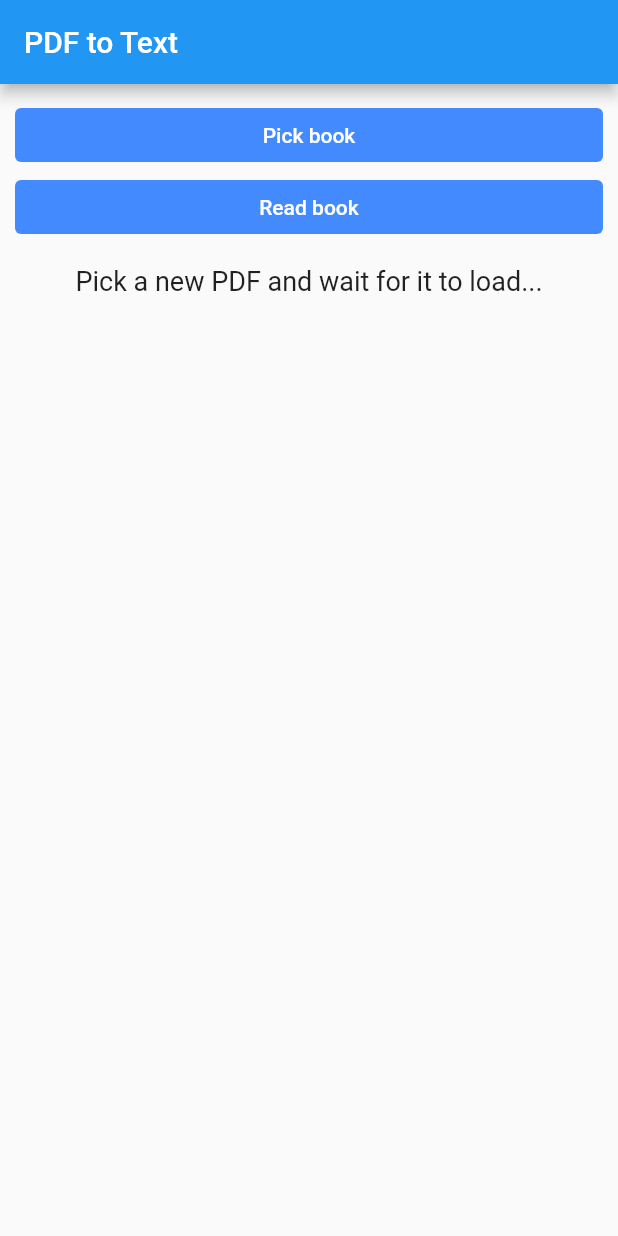
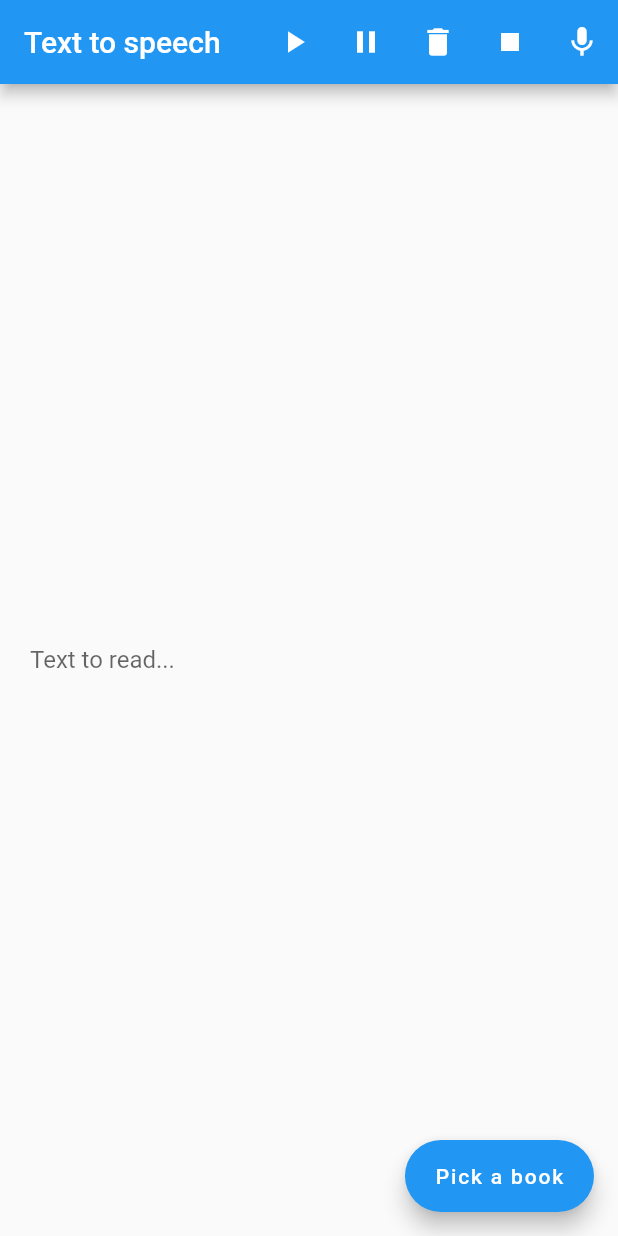
Before and after one commit to Sheriif99/PdftoText, a Flutter app: the screen it shows after launch, on a phone screen of 412 x 824 dp. Run offline on Flutter 3.47's test engine with Material 2 defaults, Android fonts, the phone set to English and light mode, and no system bars; our stand-ins replace file_picker, flutter_tts; missing offline and left inert: pdf_text.

Commit message:
tts plugin added + cleaner code

```diff
--- a/book/lib/main.dart
+++ b/book/lib/main.dart
@@ -1,107 +1,101 @@
-import 'dart:math';
-import 'package:file_picker/file_picker.dart';
 import 'package:flutter/material.dart';
-import 'dart:async';
+import 'package:flutter_tts/flutter_tts.dart';
 import 'package:pdf_text/pdf_text.dart';
+import 'package:book/pick_document.dart';
 
-void main() => runApp(MyApp());
-
-class MyApp extends StatefulWidget {
-  @override
-  _MyAppState createState() => _MyAppState();
+void main() {
+  runApp(MyApp());
 }
 
-class _MyAppState extends State<MyApp> {
-  PDFDoc? _pdfDoc;
-  String _text = "";
-
-  bool _buttonsEnabled = true;
+class MyApp extends StatelessWidget {
+  const MyApp({Key? key}) : super(key: key);
 
   @override
-  void initState() {
-    super.initState();
+  Widget build(BuildContext context) {
+    return const MaterialApp(
+      home: HomePage(),
+    );
+  }
+}
+
+class HomePage extends StatefulWidget {
+  const HomePage({Key? key}) : super(key: key);
+
+  @override
+  State<HomePage> createState() => _HomePageState();
+}
+
+class _HomePageState extends State<HomePage> {
+  TextEditingController controller = TextEditingController();
+
+  FlutterTts flutterTts = FlutterTts();
+
+  void stop() async {
+    await flutterTts.stop();
+  }
+
+  void speak({String? text}) async {
+    await flutterTts.speak(text!);
   }
 
   @override
   Widget build(BuildContext context) {
-    return MaterialApp(
-      home: Scaffold(
+    return Scaffold(
       appBar: AppBar(
-            title: const Text('PDF to Text'),
+        title: const Text("Text to speech"),
+        actions: [
+          IconButton(
+              onPressed: () {
+                stop();
+              },
+              icon: const Icon(Icons.play_arrow_sharp)),
+          IconButton(
+              onPressed: () {
+              },
+              icon: const Icon(Icons.pause)),
+          IconButton(
+              onPressed: () {
+                controller.clear();
+              },
+              icon: const Icon(Icons.delete)),
+          IconButton(
+              onPressed: () {
+                stop();
+              },
+              icon: const Icon(Icons.stop)),
+          IconButton(
+              onPressed: () {
+                if (controller.text.isNotEmpty) {
+                  speak(text: controller.text);
+                }
+              },
+              icon: const Icon(Icons.mic))
+        ],
       ),
       body: Container(
-            alignment: Alignment.center,
-            padding: EdgeInsets.all(10),
-            child: ListView(
-              children: <Widget>[
-                TextButton(
-                  child: Text(
-                    "Pick book",
-                    style: TextStyle(color: Colors.white),
+        padding: const EdgeInsets.all(20),
+        child: TextFormField(
+          controller: controller,
+          maxLines: MediaQuery.of(context).size.height.toInt(),
+          decoration: const InputDecoration(
+              border: InputBorder.none, label: Text("Text to read...")),
         ),
-                  style: TextButton.styleFrom(
-                      padding: EdgeInsets.all(5),
-                      backgroundColor: Colors.blueAccent),
-                  onPressed: _pickPDFText,
       ),
-                TextButton(
-                  child: Text(
-                    "Read book",
-                    style: TextStyle(color: Colors.white),
+      floatingActionButton: FloatingActionButton.extended(
+        onPressed: () {
+          pickDocument().then((value) async {
+            debugPrint(value);
+            if (value != '') {
+              PDFDoc doc = await PDFDoc.fromPath(value);
+
+              final text = await doc.text;
+
+              controller.text = text;
+            }
+          });
+        },
+        label: const Text("Pick a book"),
       ),
-                  style: TextButton.styleFrom(
-                      padding: EdgeInsets.all(5),
-                      backgroundColor: Colors.blueAccent),
-                  onPressed: _buttonsEnabled ? _readWholeDoc : () {},
-                ),
-                Padding(
-                  child: Text(
-                    _pdfDoc == null
-                        ? "Pick a new PDF and wait for it to load..."
-                        : "PDF loaded, ${_pdfDoc!.length} pages\n",
-                    style: TextStyle(fontSize: 18),
-                    textAlign: TextAlign.center,
-                  ),
-                  padding: EdgeInsets.all(15),
-                ),
-                Padding(
-                  child: Text(
-                    _text == "" ? "" : "Text:",
-                    style: TextStyle(fontSize: 18),
-                    textAlign: TextAlign.center,
-                  ),
-                  padding: EdgeInsets.all(15),
-                ),
-                Text(_text),
-              ],
-            ),
-          )),
     );
   }
-
-  /// Picks a new PDF document from the device
-  Future _pickPDFText() async {
-    var filePickerResult = await FilePicker.platform.pickFiles();
-    if (filePickerResult != null) {
-      _pdfDoc = await PDFDoc.fromPath(filePickerResult.files.single.path!);
-      setState(() {});
 }
-  }
-
-  /// Reads the book
-  Future _readWholeDoc() async {
-    if (_pdfDoc == null) {
-      return;
-    }
-    setState(() {
-      _buttonsEnabled = false;
-    });
-
-    String text = await _pdfDoc!.text;
-
-    setState(() {
-      _text = text;
-      _buttonsEnabled = true;
-    });
-  }
-}
--- a/book/pubspec.yaml
+++ b/book/pubspec.yaml
@@ -39,6 +39,7 @@ dependencies:
   # Use with the CupertinoIcons class for iOS style icons.
   cupertino_icons: ^1.0.2
   file_picker: ^5.2.9
+  flutter_tts: ^3.6.3
 
 dev_dependencies:
   flutter_test:
```
Also changed, not shown: book/pubspec.lock, 4 other files. Lines whose indentation alone changed are shown as unchanged.
